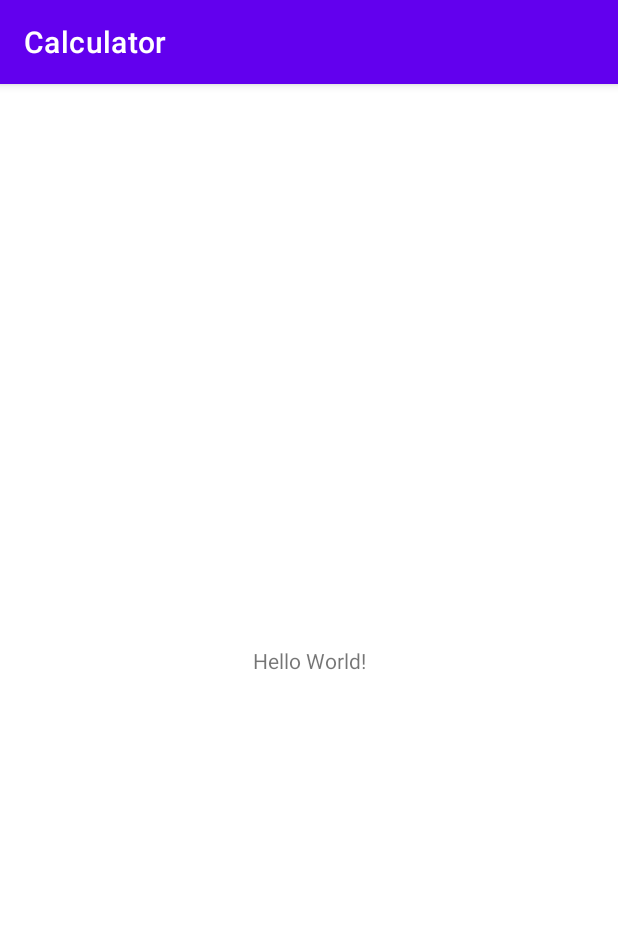
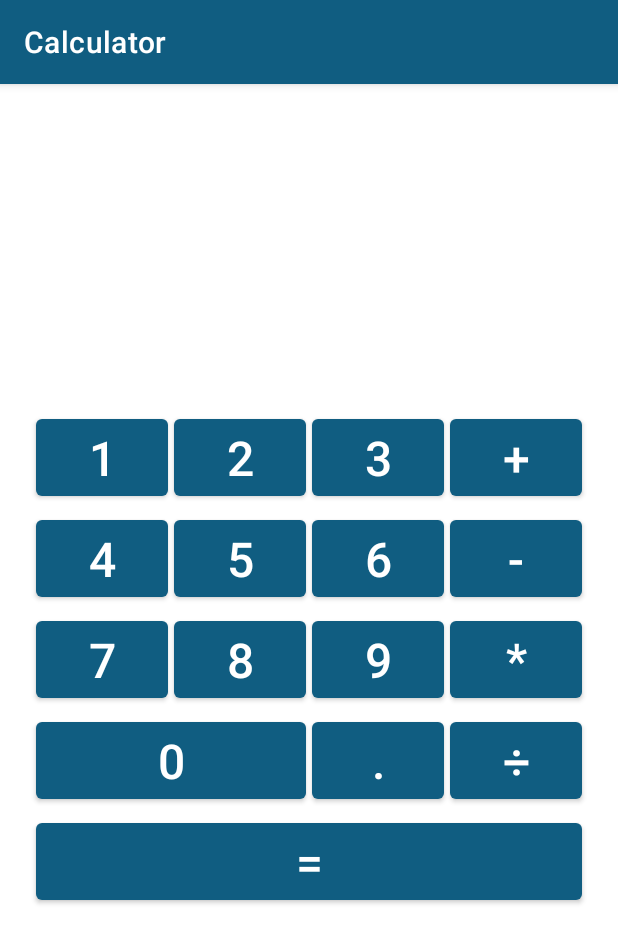
Before and after one commit to DudarIg/Calculator, an Android app: the screen it shows after launch (MainActivity), on a phone screen of 412 x 824 dp. Shown: the top 943 px of the screen. Run offline under Robolectric (Android 15) with nearby library versions, the phone set to English and light mode, and no system bars.

Commit message:
lesson2: I made a keyboard

```diff
--- a/app/src/main/res/layout/activity_main.xml
+++ b/app/src/main/res/layout/activity_main.xml
@@ -1,18 +1,148 @@
 <?xml version="1.0" encoding="utf-8"?>
-<androidx.constraintlayout.widget.ConstraintLayout xmlns:android="http://schemas.android.com/apk/res/android"
-    xmlns:app="http://schemas.android.com/apk/res-auto"
-    xmlns:tools="http://schemas.android.com/tools"
+<TableLayout xmlns:android="http://schemas.android.com/apk/res/android"
     android:layout_width="match_parent"
     android:layout_height="match_parent"
-    tools:context=".MainActivity">
-
-    <TextView
+    android:layout_columnSpan="4"
+    android:gravity="center"
+    android:orientation="horizontal">
+    <TableRow
+        android:layout_width="match_parent"
+        android:layout_height="match_parent"
+        android:gravity="center">
+        <Button
+            android:id="@+id/button_1"
+            android:layout_width="wrap_content"
+            android:layout_height="wrap_content"
+            android:layout_margin="@dimen/button_margin"
+            android:text="@string/_1"
+            android:textSize="@dimen/button_text" />
+        <Button
+            android:id="@+id/button_2"
+            android:layout_margin="@dimen/button_margin"
+            android:layout_width="wrap_content"
+            android:layout_height="wrap_content"
+            android:text="@string/_2"
+            android:textSize="@dimen/button_text" />
+        <Button
+            android:id="@+id/button_3"
+            android:layout_margin="@dimen/button_margin"
+            android:layout_width="wrap_content"
+            android:layout_height="wrap_content"
+            android:text="@string/_3"
+            android:textSize="@dimen/button_text" />
+        <Button
+            android:id="@+id/button_plus"
+            android:layout_margin="@dimen/button_margin"
+            android:layout_width="wrap_content"
+            android:layout_height="wrap_content"
+            android:text="@string/_plus"
+            android:textSize="@dimen/button_text" />
+    </TableRow>
+    <TableRow
+        android:layout_width="match_parent"
+        android:layout_height="match_parent"
+        android:gravity="center">
+        <Button
+            android:id="@+id/button_4"
+            android:layout_width="wrap_content"
+            android:layout_height="wrap_content"
+            android:layout_margin="@dimen/button_margin"
+            android:text="@string/_4"
+            android:textSize="@dimen/button_text" />
+        <Button
+            android:id="@+id/button_5"
+            android:layout_width="wrap_content"
+            android:layout_height="wrap_content"
+            android:layout_margin="@dimen/button_margin"
+            android:text="@string/_5"
+            android:textSize="@dimen/button_text" />
+        <Button
+            android:id="@+id/button_6"
+            android:layout_width="wrap_content"
+            android:layout_height="wrap_content"
+            android:layout_margin="@dimen/button_margin"
+            android:text="@string/_6"
+            android:textSize="@dimen/button_text" />
+        <Button
+            android:id="@+id/button_minus"
+            android:layout_width="wrap_content"
+            android:layout_height="wrap_content"
+            android:layout_margin="@dimen/button_margin"
+            android:text="@string/_minus"
+            android:textSize="@dimen/button_text" />
+    </TableRow>
+    <TableRow
+        android:layout_width="match_parent"
+        android:layout_height="match_parent"
+        android:gravity="center"
+        android:orientation="horizontal">
+        <Button
+            android:id="@+id/button_7"
+            android:layout_width="wrap_content"
+            android:layout_height="wrap_content"
+            android:layout_margin="@dimen/button_margin"
+            android:text="@string/_7"
+            android:textSize="@dimen/button_text" />
+        <Button
+            android:id="@+id/button_8"
+            android:layout_width="wrap_content"
+            android:layout_height="wrap_content"
+            android:layout_margin="@dimen/button_margin"
+            android:text="@string/_8"
+            android:textSize="@dimen/button_text" />
+        <Button
+            android:id="@+id/button_9"
+            android:layout_width="wrap_content"
+            android:layout_height="wrap_content"
+            android:layout_margin="@dimen/button_margin"
+            android:text="@string/_9"
+            android:textSize="@dimen/button_text" />
+        <Button
+            android:id="@+id/button_multiply"
+            android:layout_width="wrap_content"
+            android:layout_height="wrap_content"
+            android:layout_margin="@dimen/button_margin"
+            android:text="@string/_multiply"
+            android:textSize="@dimen/button_text" />
+    </TableRow>
+    <TableRow
         android:layout_width="wrap_content"
         android:layout_height="wrap_content"
-        android:text="Hello World!"
-        app:layout_constraintBottom_toBottomOf="parent"
-        app:layout_constraintLeft_toLeftOf="parent"
-        app:layout_constraintRight_toRightOf="parent"
-        app:layout_constraintTop_toTopOf="parent" />
-
-</androidx.constraintlayout.widget.ConstraintLayout>
+        android:gravity="center">
+        <Button
+            android:id="@+id/button_0"
+            android:layout_width="wrap_content"
+            android:layout_height="wrap_content"
+            android:layout_margin="@dimen/button_margin"
+            android:layout_span="2"
+            android:text="@string/_0"
+            android:textSize="@dimen/button_text" />
+        <Button
+            android:id="@+id/button_point"
+            android:layout_width="wrap_content"
+            android:layout_height="wrap_content"
+            android:layout_margin="@dimen/button_margin"
+            android:text="@string/_point"
+            android:textSize="@dimen/button_text" />
+        <Button
+            android:id="@+id/button_share"
+            android:layout_width="wrap_content"
+            android:layout_height="wrap_content"
+            android:layout_margin="@dimen/button_margin"
+            android:text="@string/_share"
+            android:textSize="@dimen/button_text" />
+    </TableRow>
+    <TableRow
+        android:layout_width="wrap_content"
+        android:layout_height="wrap_content"
+        android:gravity="center">
+    <Button
+        android:id="@+id/button_equally"
+        android:layout_width="wrap_content"
+        android:layout_height="wrap_content"
+        android:layout_margin="@dimen/button_margin"
+        android:layout_span="4"
+        android:text="@string/_equally"
+        android:textSize="@dimen/button_text" />
+    </TableRow>
+</TableLayout>
--- /dev/null
+++ b/app/src/main/res/values/shrift.xml
@@ -0,0 +1,5 @@
+<?xml version="1.0" encoding="utf-8"?>
+<resources>
+    <dimen name="button_text">32sp</dimen>
+    <dimen name="button_margin">2dp</dimen>
+</resources>
--- a/app/src/main/res/values/strings.xml
+++ b/app/src/main/res/values/strings.xml
@@ -1,3 +1,19 @@
 <resources>
     <string name="app_name">Calculator</string>
+    <string name="_1">1</string>
+    <string name="_2">2</string>
+    <string name="_3">3</string>
+    <string name="_4">4</string>
+    <string name="_5">5</string>
+    <string name="_6">6</string>
+    <string name="_7">7</string>
+    <string name="_8">8</string>
+    <string name="_9">9</string>
+    <string name="_0">0</string>
+    <string name="_point">.</string>
+    <string name="_plus">+</string>
+    <string name="_minus">-</string>
+    <string name="_multiply">*</string>
+    <string name="_share">÷</string>
+    <string name="_equally">=</string>
 </resources>
--- a/app/src/main/res/values/themes.xml
+++ b/app/src/main/res/values/themes.xml
@@ -2,7 +2,7 @@
     <!-- Base application theme. -->
     <style name="Theme.Calculator" parent="Theme.MaterialComponents.DayNight.DarkActionBar">
         <!-- Primary brand color. -->
-        <item name="colorPrimary">@color/purple_500</item>
+        <item name="colorPrimary">#105D81</item>
         <item name="colorPrimaryVariant">@color/purple_700</item>
         <item name="colorOnPrimary">@color/white</item>
         <!-- Secondary brand color. -->
```
Also changed, not shown: 1 other file.
